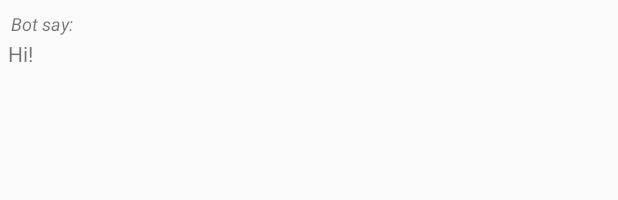
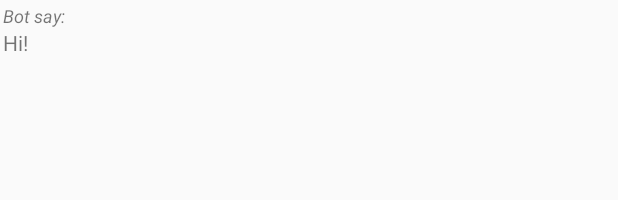
Before and after one commit to andrey7mel/chat_bot, an Android app: the layout text_item_layout_left.xml on its own in the app's theme, with its tools: preview values and no code run, on a phone screen of 412 x 824 dp. Shown: the top 200 px of the screen. Run offline under Robolectric (Android 15) with nearby library versions, the phone set to English and light mode, and no system bars.

Commit message:
new model logic, fix layout, presenter click

```diff
--- a/app/src/main/java/com/andrey7mel/test_app/model/ModelImpl.java
+++ b/app/src/main/java/com/andrey7mel/test_app/model/ModelImpl.java
@@ -37,6 +37,6 @@ public class ModelImpl implements Model {
 
     @Override
     public Observable<Message> getAnswer(String in) {
-        return null;
+        return Observable.just(new Message(in.length() + " букв(ы)!", Message.TYPE.BOT));
     }
 }
--- a/app/src/main/java/com/andrey7mel/test_app/presenter/PresenterImpl.java
+++ b/app/src/main/java/com/andrey7mel/test_app/presenter/PresenterImpl.java
@@ -22,8 +22,8 @@ public class PresenterImpl implements Presenter {
 
     @Override
     public void clickEnter(String text) {
-        model.getAnswer(text);
         view.showMessage(new Message(text, Message.TYPE.USER));
+        model.getAnswer(text).subscribe(view::showMessage);
     }
 
     @Override
--- a/app/src/main/res/layout/text_item_layout_left.xml
+++ b/app/src/main/res/layout/text_item_layout_left.xml
@@ -4,14 +4,13 @@
     android:layout_width="match_parent"
     android:layout_height="match_parent"
     android:orientation="vertical"
-    android:padding="5dp"
-    android:paddingLeft="10dp">
+    android:padding="2dp"
+    android:paddingLeft="5dp">
 
     <TextView
         android:id="@+id/title"
         android:layout_width="wrap_content"
         android:layout_height="wrap_content"
-        android:padding="2dp"
         android:text="Bot say:"
         android:textSize="12dp"
         android:textStyle="italic" />
```
Also changed, not shown: 1 other file.
